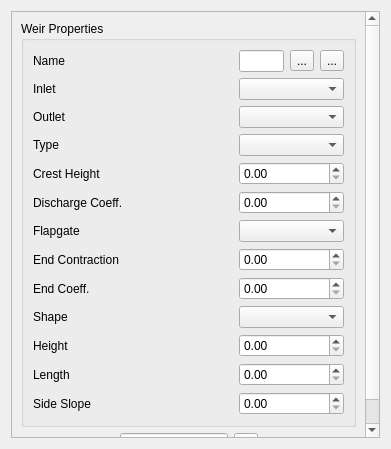
Qt form flo2d/ui/weir_attributes.ui (FLO-2DSoftware/qgis-flo-2d-plugin) before a commit.
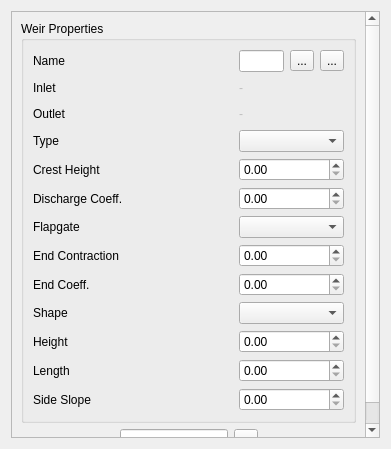
The same form after that commit. Icons and pictures are not drawn.

Commit message: Weir default values adjusted and tested.

What changed in the file:
```diff
--- a/flo2d/ui/weir_attributes.ui
+++ b/flo2d/ui/weir_attributes.ui
@@ -209,12 +209,6 @@
               </property>
              </widget>
             </item>
-            <item row="1" column="1" colspan="3">
-             <widget class="QComboBox" name="weir_inlet"/>
-            </item>
-            <item row="2" column="1" colspan="3">
-             <widget class="QComboBox" name="weir_outlet"/>
-            </item>
             <item row="3" column="1" colspan="3">
              <widget class="QComboBox" name="weir_type"/>
             </item>
@@ -245,6 +239,38 @@
             <item row="12" column="1" colspan="3">
              <widget class="QDoubleSpinBox" name="weir_side_slope"/>
             </item>
+            <item row="1" column="1" colspan="3">
+             <widget class="QLabel" name="weir_inlet">
+              <property name="enabled">
+               <bool>false</bool>
+              </property>
+              <property name="minimumSize">
+               <size>
+                <width>0</width>
+                <height>20</height>
+               </size>
+              </property>
+              <property name="text">
+               <string>-</string>
+              </property>
+             </widget>
+            </item>
+            <item row="2" column="1" colspan="3">
+             <widget class="QLabel" name="weir_outlet">
+              <property name="enabled">
+               <bool>false</bool>
+              </property>
+              <property name="minimumSize">
+               <size>
+                <width>0</width>
+                <height>20</height>
+               </size>
+              </property>
+              <property name="text">
+               <string>-</string>
+              </property>
+             </widget>
+            </item>
            </layout>
           </item>
          </layout>
```
The commit also changes 3 other files.
